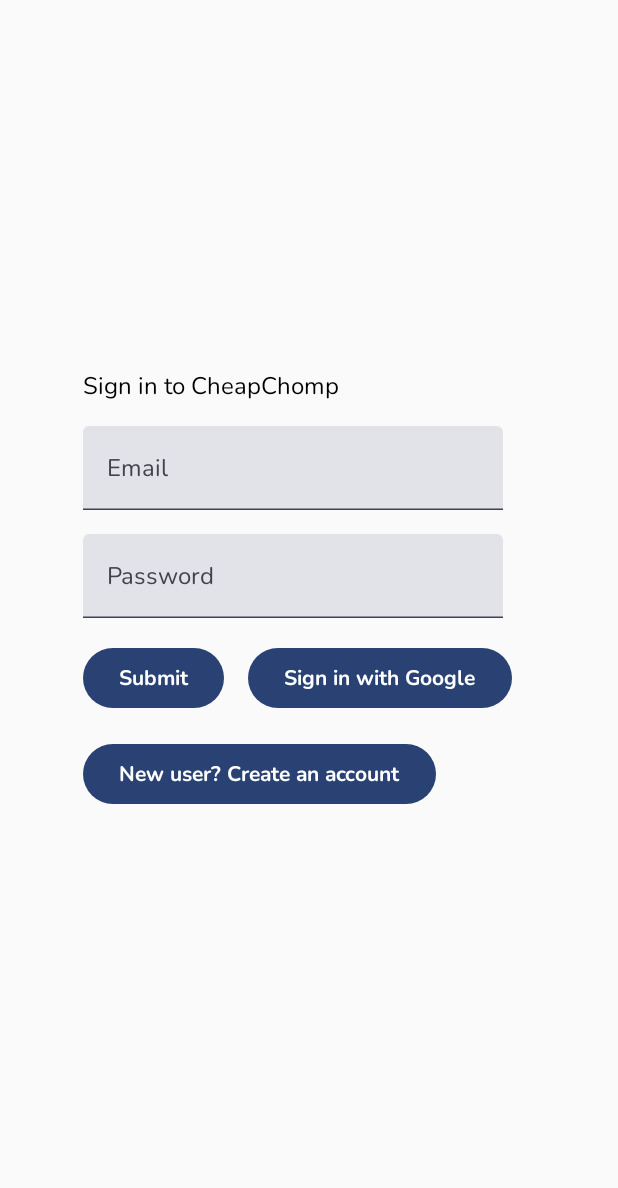
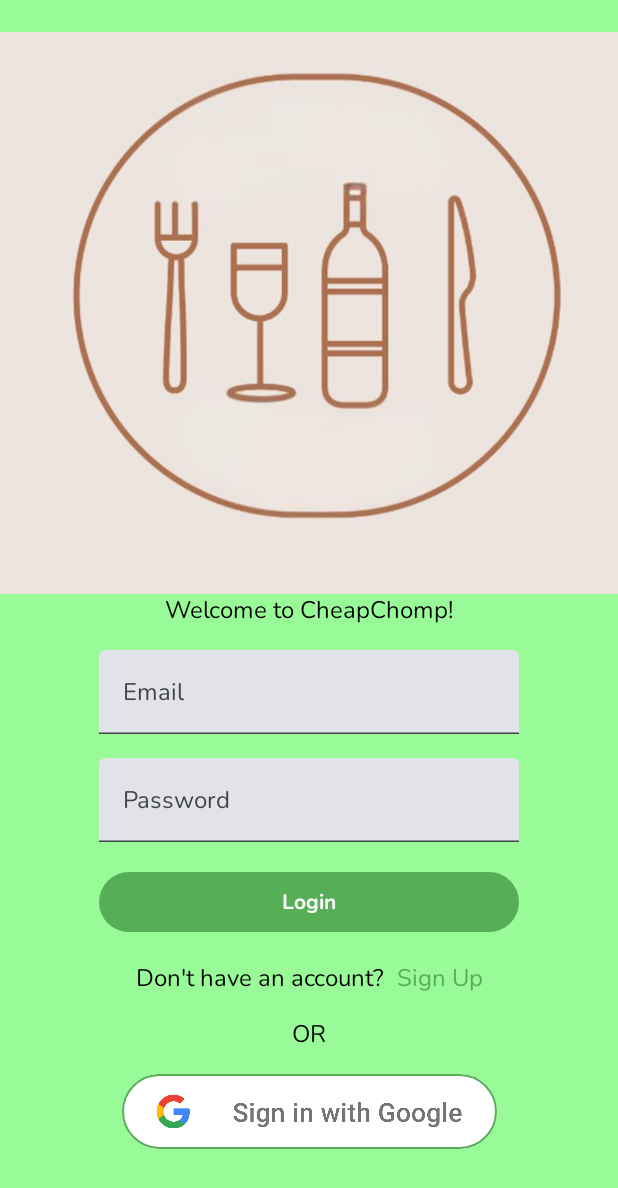
Before and after one commit to tommyho973/CheapChomp, an Android app built with Jetpack Compose: the screen it shows after launch (MainActivity), on a phone screen of 412 x 824 dp. Shown: the top 1188 px of the screen. Run offline under Robolectric (Android 15) with nearby library versions, the phone set to English and light mode, and no system bars; our stand-ins replace Firebase (no records; nobody signed in at launch, a user with empty details on screens opened directly); libraries missing offline, so code that uses them is left out: kotlin.math.roundToInt; pictures from the network do not load.

Commit message:
Gave Styling to Login Page

```diff
--- a/app/src/main/java/com/example/cheapchomp/MainActivity.kt
+++ b/app/src/main/java/com/example/cheapchomp/MainActivity.kt
@@ -53,9 +53,15 @@
 import androidx.compose.runtime.getValue
 import androidx.compose.animation.core.animateFloatAsState
 import androidx.compose.animation.core.spring
+import androidx.compose.foundation.Image
+import androidx.compose.foundation.border
+import androidx.compose.foundation.clickable
 import androidx.compose.foundation.layout.offset
+import androidx.compose.foundation.shape.RoundedCornerShape
 import androidx.compose.material.icons.filled.Add
+import androidx.compose.material3.ButtonDefaults
 import androidx.compose.material3.SnackbarHostState
+import androidx.compose.material3.Surface
 import androidx.compose.runtime.mutableFloatStateOf
 import androidx.compose.runtime.mutableStateOf
 import androidx.compose.runtime.remember
@@ -64,16 +70,21 @@
 import androidx.compose.ui.Alignment
 import androidx.compose.ui.Modifier
 import androidx.compose.ui.draw.alpha
+import androidx.compose.ui.draw.clip
 import androidx.compose.ui.draw.scale
 import androidx.compose.ui.graphics.Color
 import androidx.compose.ui.input.pointer.pointerInput
 import androidx.compose.ui.layout.ContentScale
+import androidx.compose.ui.layout.onGloballyPositioned
 import androidx.compose.ui.platform.LocalContext
+import androidx.compose.ui.platform.LocalDensity
+import androidx.compose.ui.res.painterResource
 import androidx.compose.ui.text.input.ImeAction
 import androidx.compose.ui.text.input.PasswordVisualTransformation
 import androidx.compose.ui.text.style.TextAlign
 import androidx.compose.ui.tooling.preview.Preview
 import androidx.compose.ui.unit.IntOffset
+import androidx.compose.ui.unit.IntSize
 import androidx.compose.ui.unit.dp
 import androidx.core.content.ContextCompat
 import androidx.navigation.NavController
@@ -99,6 +110,7 @@
 import kotlinx.coroutines.launch
 import java.time.Instant
 import kotlin.math.roundToInt
+import com.google.android.gms.common.SignInButton
 
 class MainActivity : ComponentActivity() {
     @RequiresApi(Build.VERSION_CODES.O)
@@ -107,9 +119,11 @@
         FirebaseApp.initializeApp(this)
         setContent {
             CheapChompTheme {
+                Surface(color = Color(0xFF98FB98)) {
                     //GoogleMapScreen()
                     mainScreen()
                     //RegistrationScreen()
+                }
             }
         }
     }
@@ -267,19 +281,24 @@
     var password by remember { mutableStateOf("") }
     var isLoggedIn by remember { mutableStateOf(false) }
     var message by remember { mutableStateOf("") } // display whether login was successful
+    var textFieldSize by remember{mutableStateOf(IntSize.Zero)}
 
     Column (
         modifier = Modifier
             .fillMaxSize()
-            .wrapContentSize(Alignment.Center)
+            .wrapContentSize(Alignment.Center),
+        horizontalAlignment = Alignment.CenterHorizontally,
+        verticalArrangement = Arrangement.Center
     ){
-        Text("Sign in to CheapChomp")
+        Image(painter = painterResource(id = R.drawable.logo), contentDescription = "Logo")
+        Text("Welcome to CheapChomp!")
         Spacer(modifier = Modifier.height(16.dp))
         // email textfield
         TextField(
             value = email,
             onValueChange = { email = it },
-            label = { Text("Email") }
+            label = { Text("Email") },
+            modifier = Modifier.onGloballyPositioned { coordinates ->textFieldSize = coordinates.size}
         )
         Spacer(modifier = Modifier.height(16.dp))
         // password textfield
@@ -290,7 +309,6 @@
             visualTransformation = PasswordVisualTransformation()
         )
         Spacer(modifier = Modifier.height(16.dp))
-        Row {
             // sign in with email & password
         Button(onClick = {
             auth.signInWithEmailAndPassword(email, password) // firebase authentication
@@ -302,22 +320,30 @@
                         message = "Login failed: ${task.exception?.message}"
                     }
                 }
-            }) {
-                Text("Submit")
-            }
-            Spacer(modifier = Modifier.width(16.dp))
-            // sign in with google
-            Button(onClick = { /*TODO*/ }) {
-                Text("Sign in with Google")
-            }
-            Spacer(modifier = Modifier.width(16.dp))
+        }, colors = ButtonDefaults.buttonColors(containerColor = Color(0xFF56AE57)),
+            modifier = Modifier.width(with(LocalDensity.current){textFieldSize.width.toDp()})
+        ) {
+            Text("Login")
         }
         Spacer(modifier = Modifier.height(16.dp))
-
-        // navigate to registration screen
-        Button(onClick = { navController.navigate("RegistrationScreen") }) {
-            Text("New user? Create an account")
+        Row(){
+            Text("Don't have an account?")
+            Spacer(modifier = Modifier.width(8.dp))
+            Text("Sign Up", color = Color(0xFF56AE57), modifier = Modifier.clickable { navController.navigate("RegistrationScreen") })
         }
+        Spacer(modifier = Modifier.height(16.dp))
+        Text("OR")
+        Spacer(modifier = Modifier.height(16.dp))
+        Image(
+            painter = painterResource(id = R.drawable.google),
+            contentDescription = "Sign In with Google",
+            modifier = Modifier
+                .size(250.dp, 50.dp)
+                .border(1.dp, Color(0xFF56AE57), RoundedCornerShape(50)) // Border first
+                .clip(RoundedCornerShape(50)) // Clip to the border shape
+                .background(Color.White)
+                .clickable { /*Do something later*/ }
+        )
         Spacer(modifier = Modifier.height(16.dp))
         Text(message, modifier = Modifier.widthIn(max = 250.dp)) // display success or fail
 
```
Also changed, not shown: app/src/main/res/drawable/google.png (added), app/src/main/res/drawable/logo.png (added). Lines whose indentation alone changed are shown as unchanged.
